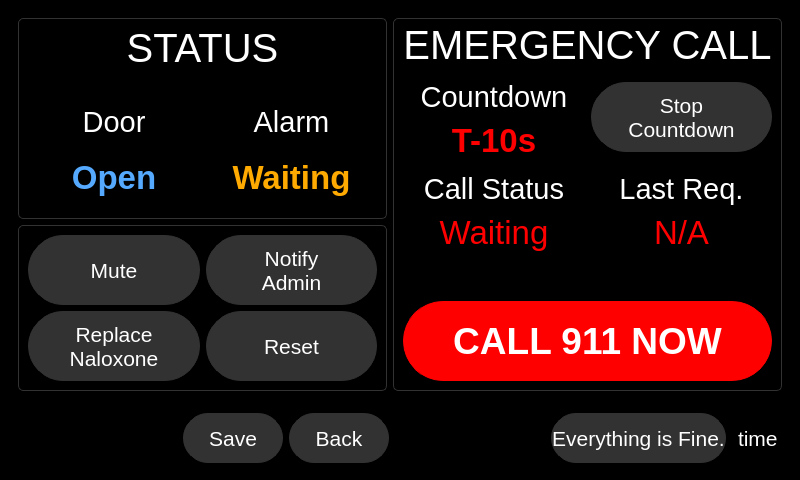
Before: the Qt Designer form qt_design/main_window.ui in zyl120/Naloxone_Safety_Kit, drawn with Qt 5.
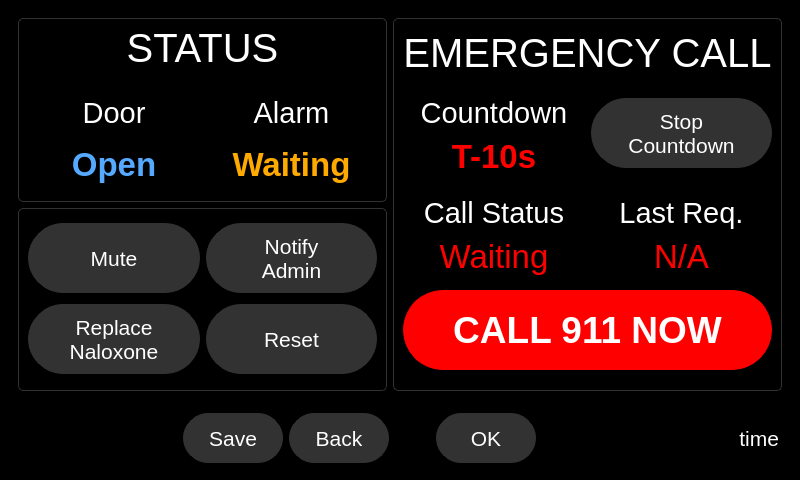
After: the same form once the commit is applied. The open tabs and pages were chosen to show the change. Icons and pictures are not drawn.

```diff
--- a/qt_design/main_window.ui
+++ b/qt_design/main_window.ui
@@ -4897,85 +4897,7 @@
           <property name="midLineWidth">
            <number>0</number>
           </property>
-          <layout class="QGridLayout" name="gridLayout_14">
-           <item row="2" column="0">
-            <layout class="QVBoxLayout" name="verticalLayout_46">
-             <item>
-              <widget class="QLabel" name="countdownLabel">
-               <property name="sizePolicy">
-                <sizepolicy hsizetype="Preferred" vsizetype="Fixed">
-                 <horstretch>0</horstretch>
-                 <verstretch>0</verstretch>
-                </sizepolicy>
-               </property>
-               <property name="minimumSize">
-                <size>
-                 <width>0</width>
-                 <height>40</height>
-                </size>
-               </property>
-               <property name="maximumSize">
-                <size>
-                 <width>16777215</width>
-                 <height>40</height>
-                </size>
-               </property>
-               <property name="font">
-                <font>
-                 <pointsize>22</pointsize>
-                 <bold>false</bold>
-                </font>
-               </property>
-               <property name="styleSheet">
-                <string notr="true">color:white;border-width: 0px;</string>
-               </property>
-               <property name="text">
-                <string>Countdown</string>
-               </property>
-               <property name="alignment">
-                <set>Qt::AlignBottom|Qt::AlignHCenter</set>
-               </property>
-              </widget>
-             </item>
-             <item>
-              <widget class="QLabel" name="emergencyCallCountdownLabel">
-               <property name="sizePolicy">
-                <sizepolicy hsizetype="Preferred" vsizetype="Fixed">
-                 <horstretch>0</horstretch>
-                 <verstretch>0</verstretch>
-                </sizepolicy>
-               </property>
-               <property name="minimumSize">
-                <size>
-                 <width>0</width>
-                 <height>40</height>
-                </size>
-               </property>
-               <property name="maximumSize">
-                <size>
-                 <width>16777215</width>
-                 <height>40</height>
-                </size>
-               </property>
-               <property name="font">
-                <font>
-                 <pointsize>25</pointsize>
-                 <bold>true</bold>
-                </font>
-               </property>
-               <property name="styleSheet">
-                <string notr="true">color:red;</string>
-               </property>
-               <property name="text">
-                <string>T-10s</string>
-               </property>
-               <property name="alignment">
-                <set>Qt::AlignCenter</set>
-               </property>
-              </widget>
-             </item>
-            </layout>
-           </item>
+          <layout class="QGridLayout" name="gridLayout_14" columnstretch="1,1">
            <item row="4" column="1">
             <layout class="QVBoxLayout" name="verticalLayout_27">
              <item>
@@ -5053,8 +4975,10 @@
              </item>
             </layout>
            </item>
-           <item row="2" column="1">
-            <widget class="QPushButton" name="stopCountdownPushButton">
+           <item row="2" column="0">
+            <layout class="QVBoxLayout" name="verticalLayout_46">
+             <item>
+              <widget class="QLabel" name="countdownLabel">
              <property name="sizePolicy">
               <sizepolicy hsizetype="Preferred" vsizetype="Fixed">
                <horstretch>0</horstretch>
@@ -5064,39 +4988,70 @@
              <property name="minimumSize">
               <size>
                <width>0</width>
-               <height>70</height>
+                 <height>40</height>
               </size>
              </property>
              <property name="maximumSize">
               <size>
                <width>16777215</width>
-               <height>70</height>
+                 <height>40</height>
               </size>
              </property>
              <property name="font">
               <font>
-               <pointsize>16</pointsize>
+                 <pointsize>22</pointsize>
                <bold>false</bold>
               </font>
              </property>
              <property name="styleSheet">
-              <string notr="true">color:white;border-radius: 35px;background-color:rgb(50,50,50);border-color:rgb(50,50,50);border-width: 1px;border-style: solid;</string>
+                <string notr="true">color:white;border-width: 0px;</string>
              </property>
              <property name="text">
-              <string>Stop
-Countdown</string>
-             </property>
-             <property name="icon">
-              <iconset>
-               <normaloff>../main/res/media-playback-pause.svg</normaloff>../main/res/media-playback-pause.svg</iconset>
-             </property>
-             <property name="iconSize">
+                <string>Countdown</string>
+               </property>
+               <property name="alignment">
+                <set>Qt::AlignBottom|Qt::AlignHCenter</set>
+               </property>
+              </widget>
+             </item>
+             <item>
+              <widget class="QLabel" name="emergencyCallCountdownLabel">
+               <property name="sizePolicy">
+                <sizepolicy hsizetype="Preferred" vsizetype="Fixed">
+                 <horstretch>0</horstretch>
+                 <verstretch>0</verstretch>
+                </sizepolicy>
+               </property>
+               <property name="minimumSize">
               <size>
-               <width>32</width>
-               <height>32</height>
-              </size>
-             </property>
-            </widget>
+                 <width>0</width>
+                 <height>40</height>
+                </size>
+               </property>
+               <property name="maximumSize">
+                <size>
+                 <width>16777215</width>
+                 <height>40</height>
+                </size>
+               </property>
+               <property name="font">
+                <font>
+                 <pointsize>25</pointsize>
+                 <bold>true</bold>
+                </font>
+               </property>
+               <property name="styleSheet">
+                <string notr="true">color:red;</string>
+               </property>
+               <property name="text">
+                <string>T-10s</string>
+               </property>
+               <property name="alignment">
+                <set>Qt::AlignCenter</set>
+               </property>
+              </widget>
+             </item>
+            </layout>
            </item>
            <item row="4" column="0">
             <layout class="QVBoxLayout" name="verticalLayout_24">
@@ -5175,7 +5130,7 @@
              </item>
             </layout>
            </item>
-           <item row="6" column="0" colspan="2">
+           <item row="5" column="0" colspan="2">
             <widget class="QPushButton" name="call911NowPushButton">
              <property name="sizePolicy">
               <sizepolicy hsizetype="Preferred" vsizetype="Preferred">
@@ -5220,6 +5175,51 @@
              </property>
             </widget>
            </item>
+           <item row="2" column="1">
+            <widget class="QPushButton" name="stopCountdownPushButton">
+             <property name="sizePolicy">
+              <sizepolicy hsizetype="Preferred" vsizetype="Fixed">
+               <horstretch>0</horstretch>
+               <verstretch>0</verstretch>
+              </sizepolicy>
+             </property>
+             <property name="minimumSize">
+              <size>
+               <width>0</width>
+               <height>70</height>
+              </size>
+             </property>
+             <property name="maximumSize">
+              <size>
+               <width>16777215</width>
+               <height>70</height>
+              </size>
+             </property>
+             <property name="font">
+              <font>
+               <pointsize>16</pointsize>
+               <bold>false</bold>
+              </font>
+             </property>
+             <property name="styleSheet">
+              <string notr="true">color:white;border-radius: 35px;background-color:rgb(50,50,50);border-color:rgb(50,50,50);border-width: 1px;border-style: solid;</string>
+             </property>
+             <property name="text">
+              <string>Stop
+Countdown</string>
+             </property>
+             <property name="icon">
+              <iconset>
+               <normaloff>../main/res/media-playback-pause.svg</normaloff>../main/res/media-playback-pause.svg</iconset>
+             </property>
+             <property name="iconSize">
+              <size>
+               <width>32</width>
+               <height>32</height>
+              </size>
+             </property>
+            </widget>
+           </item>
            <item row="0" column="0" colspan="2">
             <widget class="QLabel" name="doorLabel_3">
              <property name="sizePolicy">
@@ -5257,19 +5257,6 @@
              </property>
             </widget>
            </item>
-           <item row="5" column="0">
-            <spacer name="verticalSpacer_5">
-             <property name="orientation">
-              <enum>Qt::Vertical</enum>
-             </property>
-             <property name="sizeHint" stdset="0">
-              <size>
-               <width>20</width>
-               <height>40</height>
-              </size>
-             </property>
-            </spacer>
-           </item>
           </layout>
          </widget>
         </item>
@@ -5290,15 +5277,11 @@
           <property name="midLineWidth">
            <number>0</number>
           </property>
-          <layout class="QGridLayout" name="gridLayout_12" rowstretch="1,1" columnstretch="1,1">
-           <item row="0" column="0" colspan="2">
-            <widget class="QLabel" name="label_28">
-             <property name="sizePolicy">
-              <sizepolicy hsizetype="Preferred" vsizetype="Fixed">
-               <horstretch>0</horstretch>
-               <verstretch>0</verstretch>
-              </sizepolicy>
-             </property>
+          <layout class="QGridLayout" name="gridLayout_12" rowstretch="0,0" columnstretch="1,1">
+           <item row="1" column="1">
+            <layout class="QVBoxLayout" name="verticalLayout_32">
+             <item>
+              <widget class="QLabel" name="label_6">
              <property name="minimumSize">
               <size>
                <width>0</width>
@@ -5308,24 +5291,57 @@
              <property name="maximumSize">
               <size>
                <width>16777215</width>
-               <height>40</height>
+                 <height>16777215</height>
               </size>
              </property>
              <property name="font">
               <font>
-               <pointsize>30</pointsize>
+                 <pointsize>22</pointsize>
               </font>
              </property>
              <property name="styleSheet">
               <string notr="true">color:white;border-width: 0px;</string>
              </property>
              <property name="text">
-              <string>STATUS</string>
+                <string>Alarm</string>
+               </property>
+               <property name="alignment">
+                <set>Qt::AlignBottom|Qt::AlignHCenter</set>
+               </property>
+              </widget>
+             </item>
+             <item>
+              <widget class="QLabel" name="alarmStatusLabel">
+               <property name="minimumSize">
+                <size>
+                 <width>0</width>
+                 <height>0</height>
+                </size>
+               </property>
+               <property name="maximumSize">
+                <size>
+                 <width>16777215</width>
+                 <height>16777215</height>
+                </size>
+               </property>
+               <property name="font">
+                <font>
+                 <pointsize>25</pointsize>
+                 <bold>true</bold>
+                </font>
+               </property>
+               <property name="styleSheet">
+                <string notr="true">color: rgb(255, 170, 0);</string>
+               </property>
+               <property name="text">
+                <string>Waiting</string>
              </property>
              <property name="alignment">
               <set>Qt::AlignCenter</set>
              </property>
             </widget>
+             </item>
+            </layout>
            </item>
            <item row="1" column="0">
             <layout class="QVBoxLayout" name="verticalLayout_25">
@@ -5392,10 +5408,14 @@
              </item>
             </layout>
            </item>
-           <item row="1" column="1">
-            <layout class="QVBoxLayout" name="verticalLayout_32">
-             <item>
-              <widget class="QLabel" name="label_6">
+           <item row="0" column="0" colspan="2">
+            <widget class="QLabel" name="label_28">
+             <property name="sizePolicy">
+              <sizepolicy hsizetype="Preferred" vsizetype="Fixed">
+               <horstretch>0</horstretch>
+               <verstretch>0</verstretch>
+              </sizepolicy>
+             </property>
                <property name="minimumSize">
                 <size>
                  <width>0</width>
@@ -5405,57 +5425,24 @@
                <property name="maximumSize">
                 <size>
                  <width>16777215</width>
-                 <height>16777215</height>
+               <height>40</height>
                 </size>
                </property>
                <property name="font">
                 <font>
-                 <pointsize>22</pointsize>
+               <pointsize>30</pointsize>
                 </font>
                </property>
                <property name="styleSheet">
                 <string notr="true">color:white;border-width: 0px;</string>
                </property>
                <property name="text">
-                <string>Alarm</string>
-               </property>
-               <property name="alignment">
-                <set>Qt::AlignBottom|Qt::AlignHCenter</set>
-               </property>
-              </widget>
-             </item>
-             <item>
-              <widget class="QLabel" name="alarmStatusLabel">
-               <property name="minimumSize">
-                <size>
-                 <width>0</width>
-                 <height>0</height>
-                </size>
-               </property>
-               <property name="maximumSize">
-                <size>
-                 <width>16777215</width>
-                 <height>16777215</height>
-                </size>
-               </property>
-               <property name="font">
-                <font>
-                 <pointsize>25</pointsize>
-                 <bold>true</bold>
-                </font>
-               </property>
-               <property name="styleSheet">
-                <string notr="true">color: rgb(255, 170, 0);</string>
-               </property>
-               <property name="text">
-                <string>Waiting</string>
+              <string>STATUS</string>
                </property>
                <property name="alignment">
                 <set>Qt::AlignCenter</set>
                </property>
               </widget>
-             </item>
-            </layout>
            </item>
           </layout>
          </widget>
@@ -5795,7 +5782,162 @@
           <string notr="true">color: white; background-color: rgb(50,50,50); border-radius:25px;border-color: rgb(50,50,50);border-width: 1px;border-style: solid;</string>
          </property>
          <property name="text">
-          <string>Everything is Fine.</string>
+          <string>OK</string>
+         </property>
+         <property name="alignment">
+          <set>Qt::AlignCenter</set>
+         </property>
+        </widget>
+       </item>
+       <item>
+        <widget class="QLabel" name="low_charge_icon">
+         <property name="sizePolicy">
+          <sizepolicy hsizetype="Fixed" vsizetype="Fixed">
+           <horstretch>0</horstretch>
+           <verstretch>0</verstretch>
+          </sizepolicy>
+         </property>
+         <property name="minimumSize">
+          <size>
+           <width>32</width>
+           <height>50</height>
+          </size>
+         </property>
+         <property name="maximumSize">
+          <size>
+           <width>32</width>
+           <height>50</height>
+          </size>
+         </property>
+         <property name="text">
+          <string/>
+         </property>
+         <property name="pixmap">
+          <pixmap>../main/res/wallet.png</pixmap>
+         </property>
+        </widget>
+       </item>
+       <item>
+        <widget class="QLabel" name="door_sensor_icon">
+         <property name="sizePolicy">
+          <sizepolicy hsizetype="Fixed" vsizetype="Fixed">
+           <horstretch>0</horstretch>
+           <verstretch>0</verstretch>
+          </sizepolicy>
+         </property>
+         <property name="minimumSize">
+          <size>
+           <width>32</width>
+           <height>50</height>
+          </size>
+         </property>
+         <property name="maximumSize">
+          <size>
+           <width>32</width>
+           <height>50</height>
+          </size>
+         </property>
+         <property name="text">
+          <string/>
+         </property>
+         <property name="pixmap">
+          <pixmap>../main/res/door.png</pixmap>
+         </property>
+         <property name="alignment">
+          <set>Qt::AlignCenter</set>
+         </property>
+        </widget>
+       </item>
+       <item>
+        <widget class="QLabel" name="no_connection_icon">
+         <property name="sizePolicy">
+          <sizepolicy hsizetype="Fixed" vsizetype="Fixed">
+           <horstretch>0</horstretch>
+           <verstretch>0</verstretch>
+          </sizepolicy>
+         </property>
+         <property name="minimumSize">
+          <size>
+           <width>32</width>
+           <height>50</height>
+          </size>
+         </property>
+         <property name="maximumSize">
+          <size>
+           <width>32</width>
+           <height>50</height>
+          </size>
+         </property>
+         <property name="text">
+          <string/>
+         </property>
+         <property name="pixmap">
+          <pixmap>../main/res/server.png</pixmap>
+         </property>
+         <property name="alignment">
+          <set>Qt::AlignCenter</set>
+         </property>
+        </widget>
+       </item>
+       <item>
+        <widget class="QLabel" name="naloxone_destroyed_icon">
+         <property name="sizePolicy">
+          <sizepolicy hsizetype="Fixed" vsizetype="Fixed">
+           <horstretch>0</horstretch>
+           <verstretch>0</verstretch>
+          </sizepolicy>
+         </property>
+         <property name="minimumSize">
+          <size>
+           <width>32</width>
+           <height>50</height>
+          </size>
+         </property>
+         <property name="maximumSize">
+          <size>
+           <width>32</width>
+           <height>50</height>
+          </size>
+         </property>
+         <property name="styleSheet">
+          <string notr="true"/>
+         </property>
+         <property name="text">
+          <string/>
+         </property>
+         <property name="pixmap">
+          <pixmap>../main/res/pill.png</pixmap>
+         </property>
+         <property name="alignment">
+          <set>Qt::AlignCenter</set>
+         </property>
+        </widget>
+       </item>
+       <item>
+        <widget class="QLabel" name="fan_icon">
+         <property name="sizePolicy">
+          <sizepolicy hsizetype="Fixed" vsizetype="Fixed">
+           <horstretch>0</horstretch>
+           <verstretch>0</verstretch>
+          </sizepolicy>
+         </property>
+         <property name="minimumSize">
+          <size>
+           <width>32</width>
+           <height>50</height>
+          </size>
+         </property>
+         <property name="maximumSize">
+          <size>
+           <width>32</width>
+           <height>50</height>
+          </size>
+         </property>
+         <property name="text">
+          <string/>
+         </property>
+         <property name="pixmap">
+          <pixmap>../main/res/fan.png</pixmap>
          </property>
          <property name="alignment">
           <set>Qt::AlignCenter</set>
@@ -5833,6 +5975,9 @@
          <property name="text">
           <string>time</string>
          </property>
+         <property name="alignment">
+          <set>Qt::AlignRight|Qt::AlignTrailing|Qt::AlignVCenter</set>
+         </property>
         </widget>
        </item>
       </layout>
```
Left out of the diff: 9 changed lines with no effect on the pictures. Lines whose indentation alone changed are shown as unchanged.
